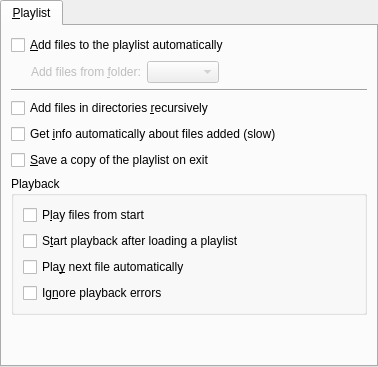
First picture: the form in src/prefplaylist.ui, repository smplayer-dev/smplayer, before the edit.
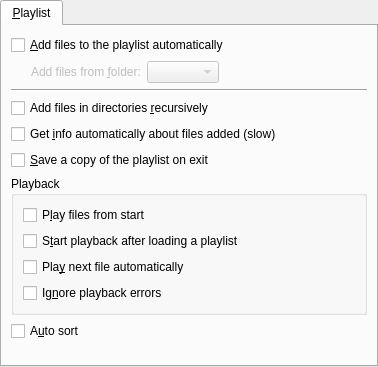
Second picture: the form after the edit.

Commit message: Add the option 'auto sort' in preferences -> playlist

What changed in the file:
```diff
--- a/src/prefplaylist.ui
+++ b/src/prefplaylist.ui
@@ -155,6 +155,13 @@
          </layout>
         </widget>
        </item>
+       <item>
+        <widget class="QCheckBox" name="autosort_check">
+         <property name="text">
+          <string>A&amp;uto sort</string>
+         </property>
+        </widget>
+       </item>
        <item>
         <spacer>
          <property name="orientation">
```
The commit also changes 3 other files.
